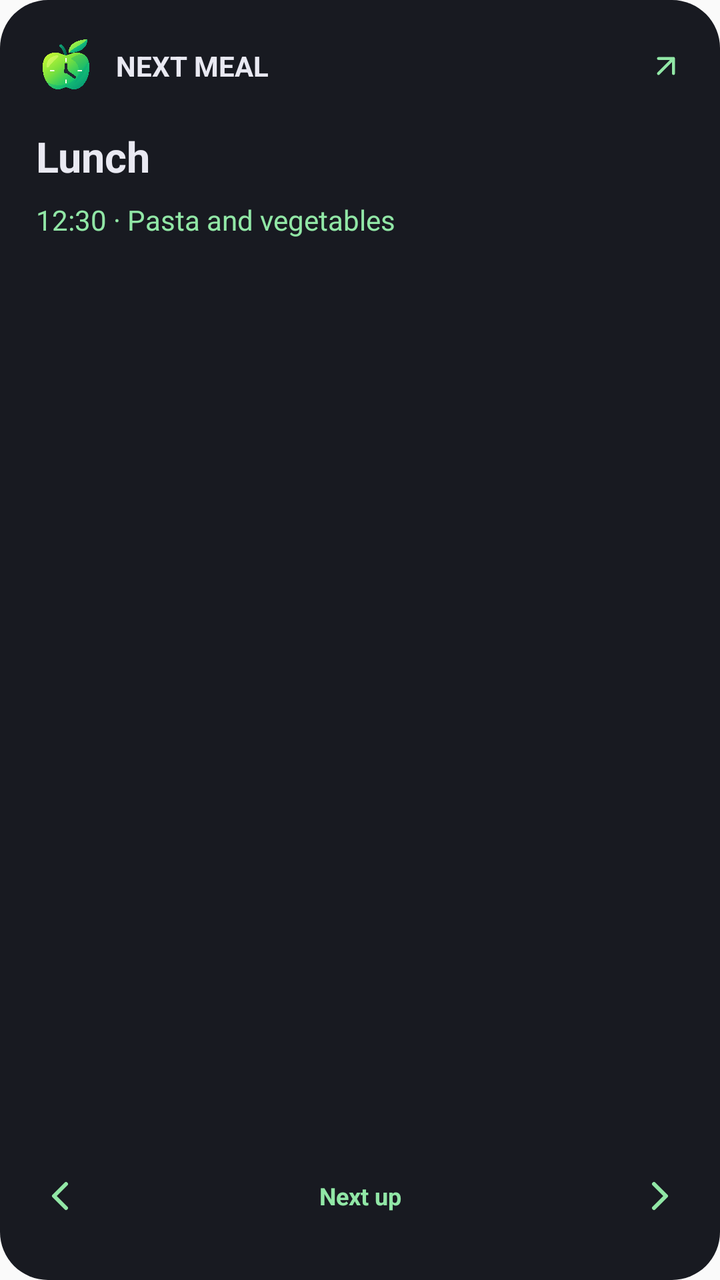
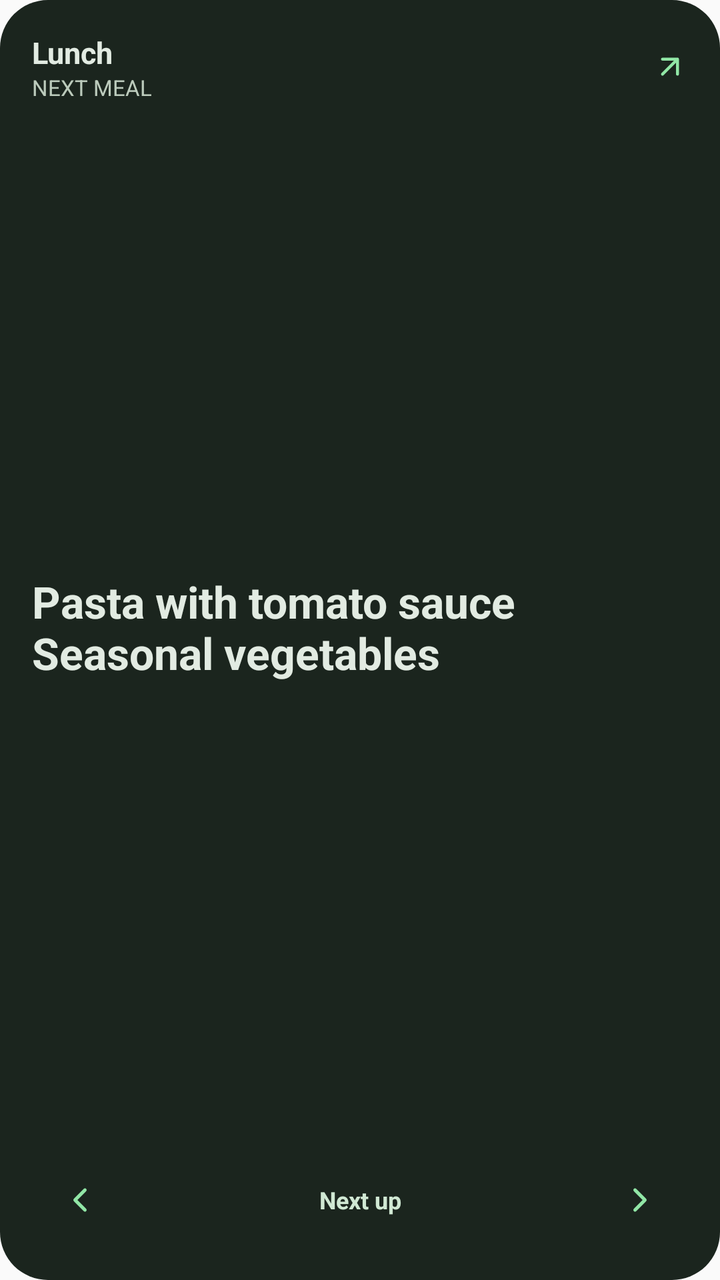

An Android layout rendered at two revisions. The XML below is the earlier revision; the diff shows what the commit changed to produce the second picture.
<!-- AndroidManifest.xml: application theme Theme.DietReminder -->
<!-- res/layout/widget_preview_meals.xml -->
<?xml version="1.0" encoding="utf-8"?>
<LinearLayout xmlns:android="http://schemas.android.com/apk/res/android" android:layout_width="match_parent" android:layout_height="match_parent" android:minWidth="250dp" android:minHeight="200dp" android:orientation="vertical" android:padding="18dp" android:background="@drawable/widget_preview_background">
 <LinearLayout android:layout_width="match_parent" android:layout_height="wrap_content" android:gravity="center_vertical">
  <ImageView android:layout_width="30dp" android:layout_height="30dp" android:src="@drawable/brand_logo" android:importantForAccessibility="no" />
  <TextView android:layout_width="0dp" android:layout_weight="1" android:layout_height="wrap_content" android:layout_marginStart="10dp" android:text="@string/next_meal" android:textColor="#e9e9f2" android:textSize="14sp" android:textStyle="bold" />
  <ImageView android:layout_width="18dp" android:layout_height="18dp" android:src="@drawable/widget_open" android:importantForAccessibility="no" />
 </LinearLayout>
 <TextView android:layout_width="match_parent" android:layout_height="wrap_content" android:layout_marginTop="16dp" android:text="@string/meal_lunch" android:textColor="#e9e9f2" android:textSize="21sp" android:textStyle="bold" />
 <TextView android:layout_width="match_parent" android:layout_height="wrap_content" android:layout_marginTop="8dp" android:text="@string/widget_preview_meal_detail" android:textColor="#91e7a6" android:textSize="14sp" />
 <TextView android:layout_width="1dp" android:layout_height="0dp" android:layout_weight="1" />
 <LinearLayout android:layout_width="match_parent" android:layout_height="48dp" android:gravity="center_vertical">
  <ImageView android:layout_width="24dp" android:layout_height="24dp" android:src="@drawable/widget_previous" android:importantForAccessibility="no" />
  <TextView android:layout_width="0dp" android:layout_weight="1" android:layout_height="wrap_content" android:gravity="center" android:text="@string/widget_next_default" android:textColor="#91e7a6" android:textSize="12sp" android:textStyle="bold" />
  <ImageView android:layout_width="24dp" android:layout_height="24dp" android:src="@drawable/widget_next" android:importantForAccessibility="no" />
 </LinearLayout>
</LinearLayout>
<!-- resources referenced by this layout -->
<resources>
  <!-- drawable brand_logo: png bitmap (drawable-nodpi, 149677 bytes) -->
  <!-- drawable widget_next (drawable) -->
  <vector xmlns:android="http://schemas.android.com/apk/res/android" android:width="24dp" android:height="24dp" android:viewportWidth="24" android:viewportHeight="24"><path android:pathData="m9 18 6-6-6-6" android:strokeWidth="2" android:strokeColor="#91e7a6" android:fillColor="@android:color/transparent" android:strokeLineCap="round" android:strokeLineJoin="round" /></vector>
  <!-- drawable widget_open (drawable) -->
  <vector xmlns:android="http://schemas.android.com/apk/res/android" android:width="24dp" android:height="24dp" android:viewportWidth="24" android:viewportHeight="24"><path android:pathData="M7 17 17 7 M7 7h10v10" android:strokeWidth="2" android:strokeColor="#91e7a6" android:fillColor="@android:color/transparent" android:strokeLineCap="round" android:strokeLineJoin="round" /></vector>
  <!-- drawable widget_preview_background (drawable) -->
  <shape xmlns:android="http://schemas.android.com/apk/res/android"><solid android:color="#181a21"/><corners android:radius="24dp"/></shape>
  <!-- drawable widget_previous (drawable) -->
  <vector xmlns:android="http://schemas.android.com/apk/res/android" android:width="24dp" android:height="24dp" android:viewportWidth="24" android:viewportHeight="24"><path android:pathData="m15 18-6-6 6-6" android:strokeWidth="2" android:strokeColor="#91e7a6" android:fillColor="@android:color/transparent" android:strokeLineCap="round" android:strokeLineJoin="round" /></vector>
  <string name="meal_lunch">Lunch</string>
  <string name="next_meal">NEXT MEAL</string>
  <string name="widget_next_default">Next up</string>
  <string name="widget_preview_meal_detail">12:30 · Pasta and vegetables</string>
  <style name="Theme.DietReminder" parent="android:style/Theme.Material.Light.NoActionBar" />
</resources>

<!-- the commit's change to res/layout/widget_preview_meals.xml (unified diff, before → after) -->
@@ -1,16 +1,16 @@
 <?xml version="1.0" encoding="utf-8"?>
-<LinearLayout xmlns:android="http://schemas.android.com/apk/res/android" android:layout_width="match_parent" android:layout_height="match_parent" android:minWidth="250dp" android:minHeight="200dp" android:orientation="vertical" android:padding="18dp" android:background="@drawable/widget_preview_background">
+<LinearLayout xmlns:android="http://schemas.android.com/apk/res/android" android:layout_width="match_parent" android:layout_height="match_parent" android:minWidth="250dp" android:minHeight="200dp" android:orientation="vertical" android:padding="16dp" android:background="@drawable/widget_preview_background">
  <LinearLayout android:layout_width="match_parent" android:layout_height="wrap_content" android:gravity="center_vertical">
-  <ImageView android:layout_width="30dp" android:layout_height="30dp" android:src="@drawable/brand_logo" android:importantForAccessibility="no" />
-  <TextView android:layout_width="0dp" android:layout_weight="1" android:layout_height="wrap_content" android:layout_marginStart="10dp" android:text="@string/next_meal" android:textColor="#e9e9f2" android:textSize="14sp" android:textStyle="bold" />
+  <LinearLayout android:layout_width="0dp" android:layout_weight="1" android:layout_height="wrap_content" android:orientation="vertical">
+   <TextView android:layout_width="match_parent" android:layout_height="wrap_content" android:text="@string/meal_lunch" android:textColor="#E2EBE2" android:textSize="15sp" android:textStyle="bold" />
+   <TextView android:layout_width="match_parent" android:layout_height="wrap_content" android:text="@string/next_meal" android:textColor="#BCCBBC" android:textSize="11sp" />
+  </LinearLayout>
   <ImageView android:layout_width="18dp" android:layout_height="18dp" android:src="@drawable/widget_open" android:importantForAccessibility="no" />
  </LinearLayout>
- <TextView android:layout_width="match_parent" android:layout_height="wrap_content" android:layout_marginTop="16dp" android:text="@string/meal_lunch" android:textColor="#e9e9f2" android:textSize="21sp" android:textStyle="bold" />
- <TextView android:layout_width="match_parent" android:layout_height="wrap_content" android:layout_marginTop="8dp" android:text="@string/widget_preview_meal_detail" android:textColor="#91e7a6" android:textSize="14sp" />
- <TextView android:layout_width="1dp" android:layout_height="0dp" android:layout_weight="1" />
+ <TextView android:layout_width="match_parent" android:layout_height="0dp" android:layout_weight="1" android:layout_marginTop="8dp" android:layout_marginBottom="8dp" android:paddingVertical="12dp" android:gravity="center_vertical" android:text="@string/widget_preview_meal_detail" android:textColor="#E2EBE2" android:textSize="22sp" android:textStyle="bold" />
  <LinearLayout android:layout_width="match_parent" android:layout_height="48dp" android:gravity="center_vertical">
-  <ImageView android:layout_width="24dp" android:layout_height="24dp" android:src="@drawable/widget_previous" android:importantForAccessibility="no" />
-  <TextView android:layout_width="0dp" android:layout_weight="1" android:layout_height="wrap_content" android:gravity="center" android:text="@string/widget_next_default" android:textColor="#91e7a6" android:textSize="12sp" android:textStyle="bold" />
-  <ImageView android:layout_width="24dp" android:layout_height="24dp" android:src="@drawable/widget_next" android:importantForAccessibility="no" />
+  <ImageView android:layout_width="48dp" android:layout_height="48dp" android:padding="14dp" android:src="@drawable/widget_previous" android:importantForAccessibility="no" />
+  <TextView android:layout_width="0dp" android:layout_weight="1" android:layout_height="48dp" android:layout_marginHorizontal="8dp" android:gravity="center" android:text="@string/widget_next_default" android:textColor="#D0E8D3" android:textSize="12sp" android:textStyle="bold" />
+  <ImageView android:layout_width="48dp" android:layout_height="48dp" android:padding="14dp" android:src="@drawable/widget_next" android:importantForAccessibility="no" />
  </LinearLayout>
 </LinearLayout>
<!-- resource entries referenced after the edit -->
@@ -1,18 +1,17 @@
 <!-- resources referenced by this layout -->
 <resources>
-  <!-- drawable brand_logo: png bitmap (drawable-nodpi, 149677 bytes) -->
   <!-- drawable widget_next (drawable) -->
   <vector xmlns:android="http://schemas.android.com/apk/res/android" android:width="24dp" android:height="24dp" android:viewportWidth="24" android:viewportHeight="24"><path android:pathData="m9 18 6-6-6-6" android:strokeWidth="2" android:strokeColor="#91e7a6" android:fillColor="@android:color/transparent" android:strokeLineCap="round" android:strokeLineJoin="round" /></vector>
   <!-- drawable widget_open (drawable) -->
   <vector xmlns:android="http://schemas.android.com/apk/res/android" android:width="24dp" android:height="24dp" android:viewportWidth="24" android:viewportHeight="24"><path android:pathData="M7 17 17 7 M7 7h10v10" android:strokeWidth="2" android:strokeColor="#91e7a6" android:fillColor="@android:color/transparent" android:strokeLineCap="round" android:strokeLineJoin="round" /></vector>
   <!-- drawable widget_preview_background (drawable) -->
-  <shape xmlns:android="http://schemas.android.com/apk/res/android"><solid android:color="#181a21"/><corners android:radius="24dp"/></shape>
+  <shape xmlns:android="http://schemas.android.com/apk/res/android"><solid android:color="#1B251E"/><corners android:radius="24dp"/></shape>
   <!-- drawable widget_previous (drawable) -->
   <vector xmlns:android="http://schemas.android.com/apk/res/android" android:width="24dp" android:height="24dp" android:viewportWidth="24" android:viewportHeight="24"><path android:pathData="m15 18-6-6 6-6" android:strokeWidth="2" android:strokeColor="#91e7a6" android:fillColor="@android:color/transparent" android:strokeLineCap="round" android:strokeLineJoin="round" /></vector>
   <string name="meal_lunch">Lunch</string>
   <string name="next_meal">NEXT MEAL</string>
   <string name="widget_next_default">Next up</string>
-  <string name="widget_preview_meal_detail">12:30 · Pasta and vegetables</string>
+  <string name="widget_preview_meal_detail">Pasta with tomato sauce\nSeasonal vegetables</string>
   <style name="Theme.DietReminder" parent="android:style/Theme.Material.Light.NoActionBar" />
 </resources>
 
